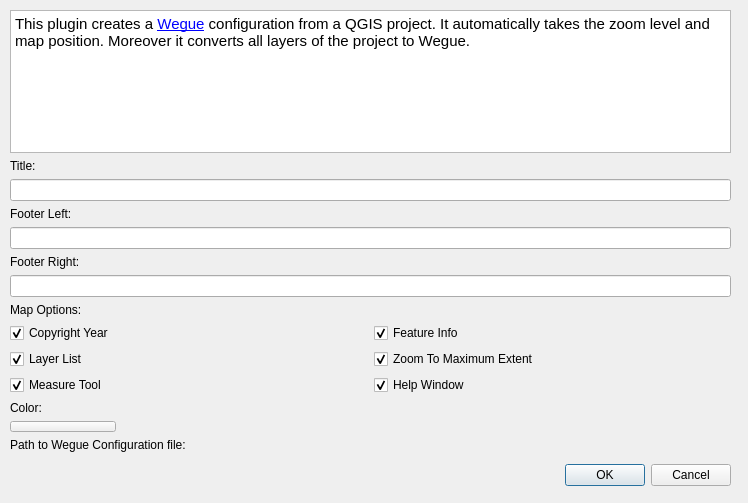
Old version of the form qgis2wegue_dialog_base.ui in the repository meggsimum/qgis2wegue.
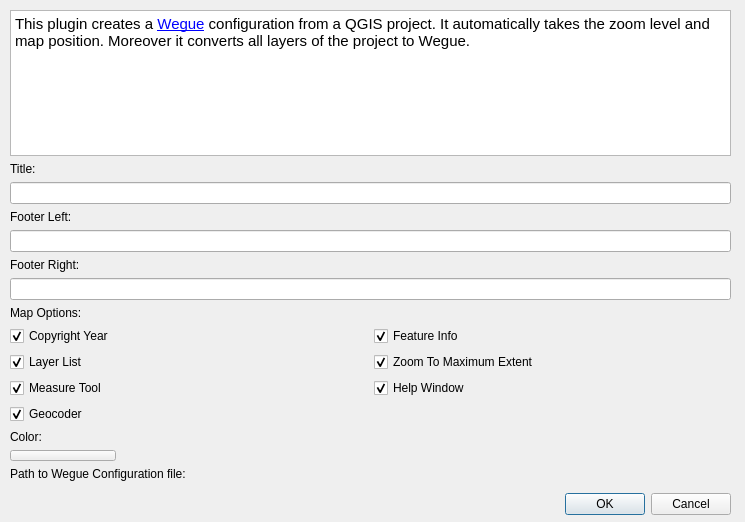
New version of the form. Custom widgets are drawn as their Qt base class.

```diff
--- a/qgis2wegue_dialog_base.ui
+++ b/qgis2wegue_dialog_base.ui
@@ -6,8 +6,8 @@
    <rect>
     <x>0</x>
     <y>0</y>
-    <width>748</width>
-    <height>503</height>
+    <width>745</width>
+    <height>522</height>
    </rect>
   </property>
   <property name="windowTitle">
@@ -19,7 +19,7 @@
      <x>10</x>
      <y>10</y>
      <width>721</width>
-     <height>476</height>
+     <height>505</height>
     </rect>
    </property>
    <layout class="QVBoxLayout" name="verticalLayout">
@@ -142,6 +142,16 @@
         </property>
        </widget>
       </item>
+      <item row="3" column="0">
+       <widget class="QCheckBox" name="q2w_geocoder">
+        <property name="text">
+         <string>Geocoder</string>
+        </property>
+        <property name="checked">
+         <bool>true</bool>
+        </property>
+       </widget>
+      </item>
      </layout>
     </item>
     <item>
```
